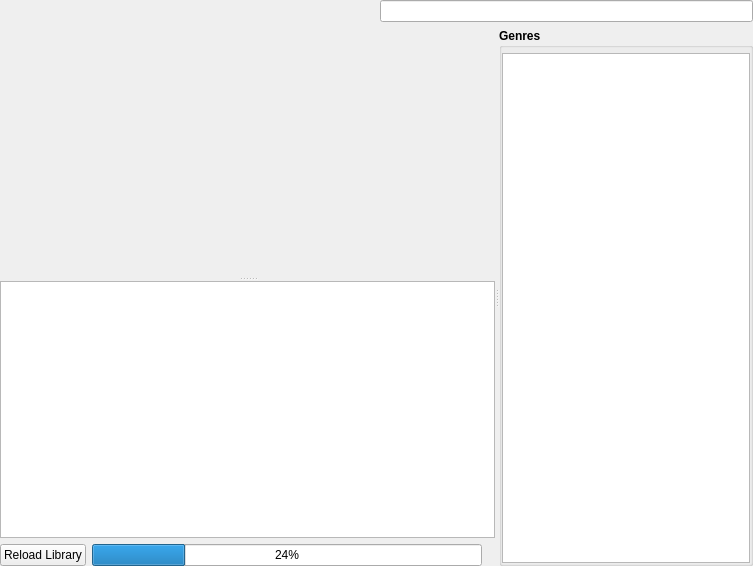
Before: the Qt Designer form src/GUI/Library/GUI_LocalLibrary.ui in Inferno214221/sayonara-player, drawn with Qt 5.
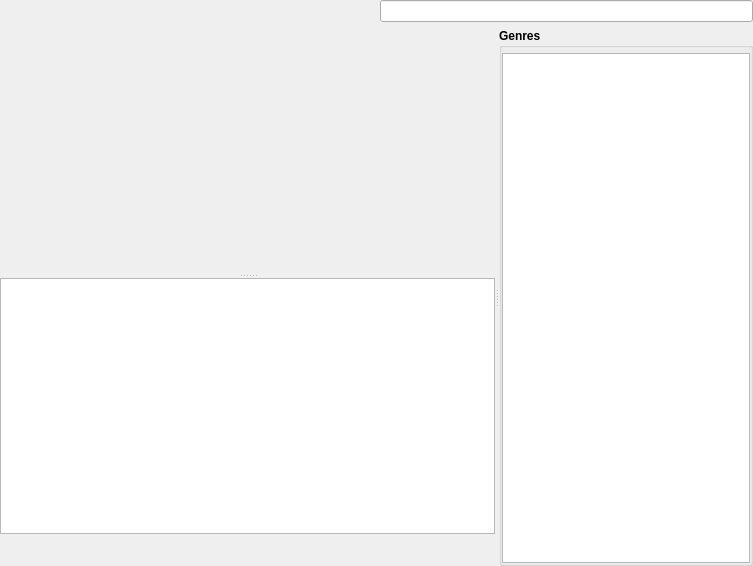
After: the same form once the commit is applied. Custom widgets are drawn as their Qt base class.

```diff
--- a/src/GUI/Library/GUI_LocalLibrary.ui
+++ b/src/GUI/Library/GUI_LocalLibrary.ui
@@ -306,7 +306,30 @@
          </widget>
         </item>
         <item>
-         <layout class="QHBoxLayout" name="horizontalLayout_4">
+         <widget class="QStackedWidget" name="stacked_status">
+          <property name="sizePolicy">
+           <sizepolicy hsizetype="Preferred" vsizetype="Maximum">
+            <horstretch>0</horstretch>
+            <verstretch>0</verstretch>
+           </sizepolicy>
+          </property>
+          <property name="currentIndex">
+           <number>1</number>
+          </property>
+          <widget class="QWidget" name="page_4">
+           <layout class="QHBoxLayout" name="horizontalLayout_2">
+            <property name="leftMargin">
+             <number>0</number>
+            </property>
+            <property name="topMargin">
+             <number>2</number>
+            </property>
+            <property name="rightMargin">
+             <number>0</number>
+            </property>
+            <property name="bottomMargin">
+             <number>2</number>
+            </property>
           <item>
            <widget class="QPushButton" name="btn_reload_library">
             <property name="text">
@@ -329,6 +352,27 @@
            </widget>
           </item>
          </layout>
+          </widget>
+          <widget class="QWidget" name="widget_extensions">
+           <layout class="QHBoxLayout" name="horizontalLayout_5">
+            <property name="spacing">
+             <number>10</number>
+            </property>
+            <property name="leftMargin">
+             <number>0</number>
+            </property>
+            <property name="topMargin">
+             <number>2</number>
+            </property>
+            <property name="rightMargin">
+             <number>0</number>
+            </property>
+            <property name="bottomMargin">
+             <number>2</number>
+            </property>
+           </layout>
+          </widget>
+         </widget>
         </item>
        </layout>
       </widget>
```
Left out of the diff: 5 changed lines with no effect on the pictures. Lines whose indentation alone changed are shown as unchanged.
